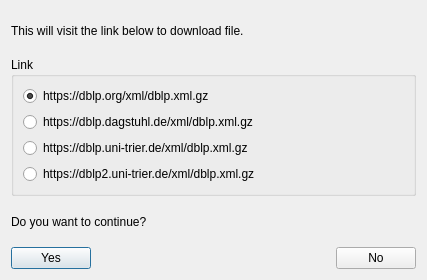
Above: src/downloaddialog.ui from tootal/DBLParse before the change. Below: the same form after it.
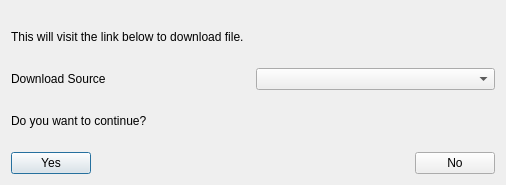
That is the form after the change.

Commit message: refactor: use combo box show download sources

Patch:
```diff
--- a/src/downloaddialog.ui
+++ b/src/downloaddialog.ui
@@ -6,8 +6,8 @@
    <rect>
     <x>0</x>
     <y>0</y>
-    <width>427</width>
-    <height>280</height>
+    <width>506</width>
+    <height>185</height>
    </rect>
   </property>
   <property name="windowTitle">
@@ -25,47 +25,18 @@
     </widget>
    </item>
    <item>
-    <widget class="QGroupBox" name="groupBox">
-     <property name="title">
-      <string>Link</string>
-     </property>
-     <property name="flat">
-      <bool>false</bool>
-     </property>
-     <layout class="QVBoxLayout" name="radioLayout">
+    <layout class="QHBoxLayout" name="horizontalLayout_2">
       <item>
-       <widget class="QRadioButton" name="radioButton1">
+      <widget class="QLabel" name="label_3">
         <property name="text">
-         <string notr="true">https://dblp.org/xml/dblp.xml.gz</string>
-        </property>
-        <property name="checked">
-         <bool>true</bool>
-        </property>
+        <string>Download Source</string>
+       </property>
        </widget>
       </item>
       <item>
-       <widget class="QRadioButton" name="radioButton2">
-        <property name="text">
-         <string notr="true">https://dblp.dagstuhl.de/xml/dblp.xml.gz</string>
-        </property>
-       </widget>
-      </item>
-      <item>
-       <widget class="QRadioButton" name="radioButton3">
-        <property name="text">
-         <string notr="true">https://dblp.uni-trier.de/xml/dblp.xml.gz</string>
-        </property>
-       </widget>
-      </item>
-      <item>
-       <widget class="QRadioButton" name="radioButton4">
-        <property name="text">
-         <string notr="true">https://dblp2.uni-trier.de/xml/dblp.xml.gz</string>
-        </property>
-       </widget>
-      </item>
-     </layout>
-    </widget>
+      <widget class="QComboBox" name="comboBox"/>
+     </item>
+    </layout>
    </item>
    <item>
     <widget class="QLabel" name="label_2">
```
Lines whose indentation alone changed are shown as unchanged. The commit also changes 4 other files.
